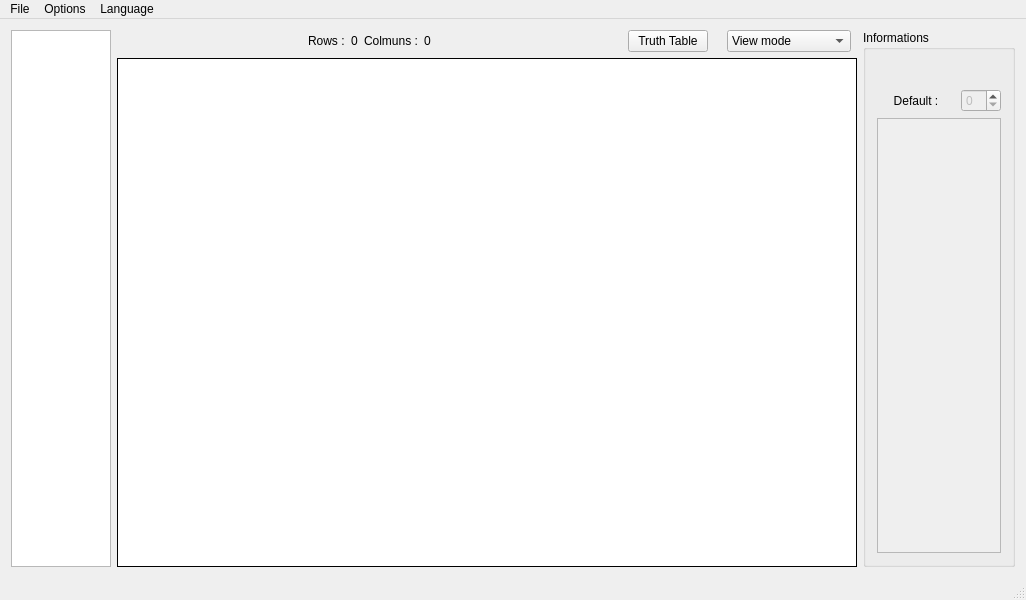
Old version of the form src/Forms/mapp.ui in the repository Lorette/Electrosim.
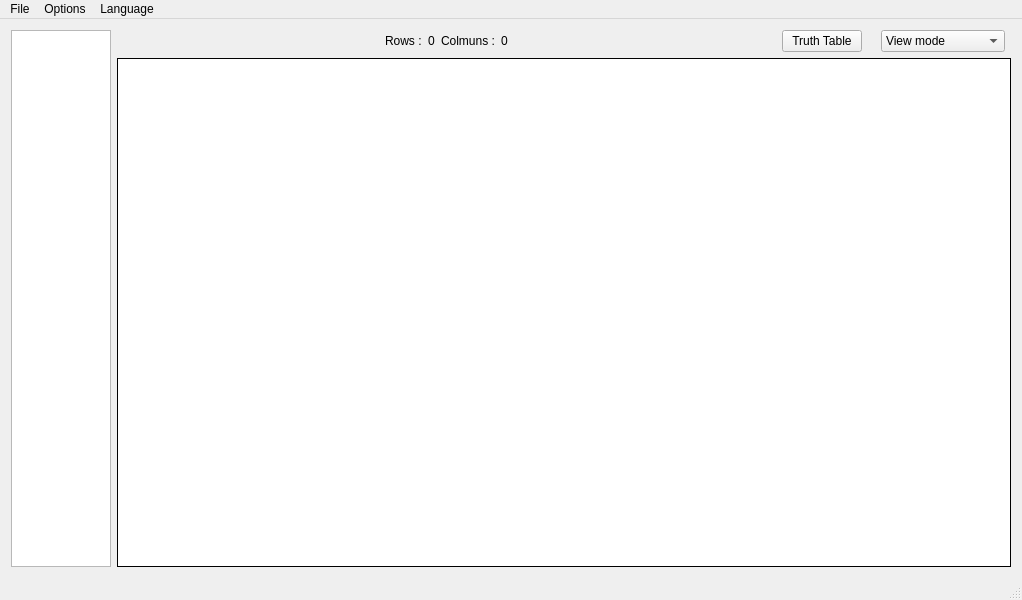
New version of the form. Icons and pictures are not drawn. Custom widgets are drawn as their Qt base class.

Commit message: Suppression partie Informations + Rajout menu contextuel + Passages des fonctions inline dans le .cpp de Item + Quelques corrections (Warning) etc...

```diff
--- a/src/Forms/mapp.ui
+++ b/src/Forms/mapp.ui
@@ -156,154 +156,6 @@
       </property>
      </widget>
     </item>
-    <item row="1" column="11" rowspan="3">
-     <widget class="QGroupBox" name="groupBox">
-      <property name="sizePolicy">
-       <sizepolicy hsizetype="Fixed" vsizetype="Expanding">
-        <horstretch>0</horstretch>
-        <verstretch>0</verstretch>
-       </sizepolicy>
-      </property>
-      <property name="minimumSize">
-       <size>
-        <width>152</width>
-        <height>39</height>
-       </size>
-      </property>
-      <property name="maximumSize">
-       <size>
-        <width>152</width>
-        <height>16777215</height>
-       </size>
-      </property>
-      <property name="title">
-       <string>Informations</string>
-      </property>
-      <layout class="QGridLayout" name="gridLayout_2">
-       <item row="2" column="0" colspan="2">
-        <widget class="QLabel" name="lbl_default">
-         <property name="text">
-          <string>Default :</string>
-         </property>
-         <property name="alignment">
-          <set>Qt::AlignCenter</set>
-         </property>
-        </widget>
-       </item>
-       <item row="2" column="2">
-        <widget class="QSpinBox" name="def_value">
-         <property name="enabled">
-          <bool>false</bool>
-         </property>
-         <property name="maximum">
-          <number>1</number>
-         </property>
-        </widget>
-       </item>
-       <item row="1" column="0" colspan="2">
-        <widget class="QLabel" name="name">
-         <property name="text">
-          <string/>
-         </property>
-         <property name="alignment">
-          <set>Qt::AlignCenter</set>
-         </property>
-        </widget>
-       </item>
-       <item row="1" column="2">
-        <widget class="QPushButton" name="modify">
-         <property name="enabled">
-          <bool>false</bool>
-         </property>
-         <property name="sizePolicy">
-          <sizepolicy hsizetype="Fixed" vsizetype="Fixed">
-           <horstretch>0</horstretch>
-           <verstretch>0</verstretch>
-          </sizepolicy>
-         </property>
-         <property name="text">
-          <string/>
-         </property>
-         <property name="icon">
-          <iconset resource="../Ressources/bn.qrc">
-           <normaloff>:/Images/modify.png</normaloff>:/Images/modify.png</iconset>
-         </property>
-         <property name="iconSize">
-          <size>
-           <width>16</width>
-           <height>16</height>
-          </size>
-         </property>
-         <property name="shortcut">
-          <string>M</string>
-         </property>
-         <property name="autoDefault">
-          <bool>false</bool>
-         </property>
-         <property name="default">
-          <bool>false</bool>
-         </property>
-         <property name="flat">
-          <bool>true</bool>
-         </property>
-        </widget>
-       </item>
-       <item row="3" column="0" colspan="3">
-        <widget class="QTextEdit" name="description">
-         <property name="enabled">
-          <bool>false</bool>
-         </property>
-         <property name="palette">
-          <palette>
-           <active>
-            <colorrole role="Text">
-             <brush brushstyle="SolidPattern">
-              <color alpha="255">
-               <red>0</red>
-               <green>0</green>
-               <blue>0</blue>
-              </color>
-             </brush>
-            </colorrole>
-           </active>
-           <inactive>
-            <colorrole role="Text">
-             <brush brushstyle="SolidPattern">
-              <color alpha="255">
-               <red>0</red>
-               <green>0</green>
-               <blue>0</blue>
-              </color>
-             </brush>
-            </colorrole>
-           </inactive>
-           <disabled>
-            <colorrole role="Text">
-             <brush brushstyle="SolidPattern">
-              <color alpha="255">
-               <red>0</red>
-               <green>0</green>
-               <blue>0</blue>
-              </color>
-             </brush>
-            </colorrole>
-           </disabled>
-          </palette>
-         </property>
-         <property name="frameShape">
-          <enum>QFrame::StyledPanel</enum>
-         </property>
-         <property name="frameShadow">
-          <enum>QFrame::Plain</enum>
-         </property>
-         <property name="textInteractionFlags">
-          <set>Qt::NoTextInteraction</set>
-         </property>
-        </widget>
-       </item>
-      </layout>
-     </widget>
-    </item>
     <item row="1" column="2">
      <widget class="QLabel" name="label">
       <property name="text">
```
Left out of the diff: 7 changed lines with no effect on the pictures. The commit also changes 22 other files.
